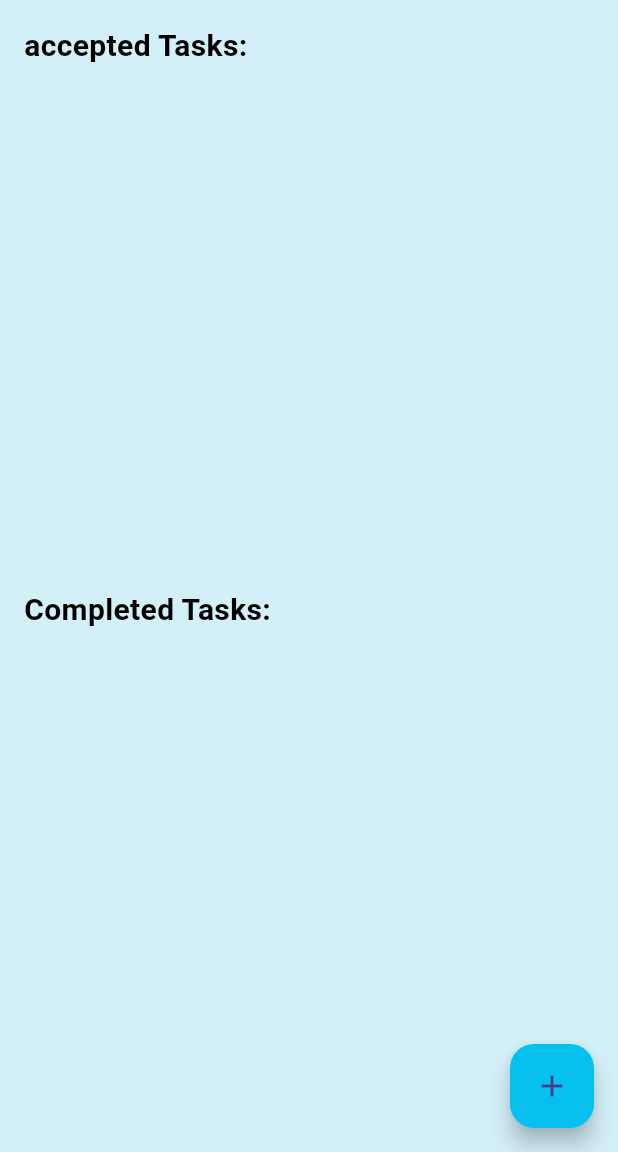
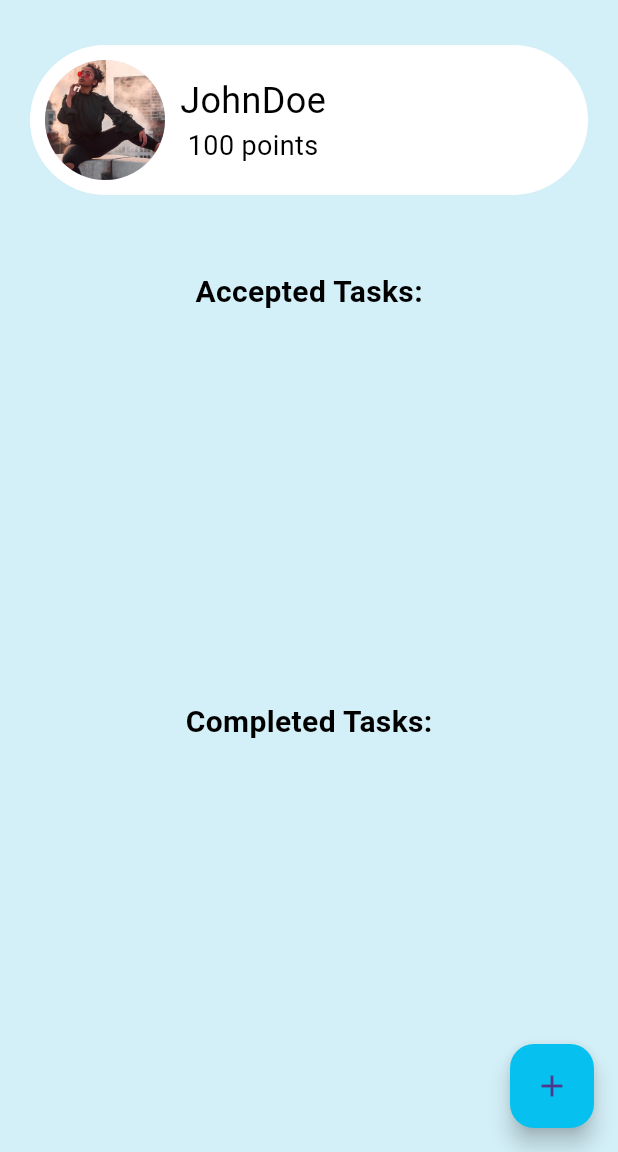
Before and after one commit to Hafsa993/HouseholdKnowledgeBase, a Flutter app: the MyTasksScreen screen opened directly, on a phone screen of 412 x 824 dp, the part 84-1236 px from its top. Run offline on Flutter 3.47's test engine with Material 3 defaults, Android fonts, the phone set to English and light mode, and no system bars; our stand-ins replace fl_chart, flutter_animate, flutter_calendar_carousel, image_picker.

Commit message:
small changes

```diff
--- a/household_knwoledge_app/lib/main.dart
+++ b/household_knwoledge_app/lib/main.dart
@@ -2,7 +2,6 @@ import 'package:flutter/material.dart';
 import 'package:household_knwoledge_app/models/user_provider.dart';
 import 'package:provider/provider.dart';
 import 'models/task_provider.dart';
-import 'models/task_descriptions_model.dart';
 import 'models/task_descriptions_provider.dart';
 import 'screens/home_screen.dart';
 //hi
@@ -29,7 +28,9 @@ class HouseholdApp extends StatelessWidget {
     return MaterialApp(
       title: 'Household App',
       theme: ThemeData(
+        scaffoldBackgroundColor: Colors.white,
         primarySwatch: Colors.blue,
+
       ),
       home: HomeScreen(),
     );
--- a/household_knwoledge_app/lib/models/user_model.dart
+++ b/household_knwoledge_app/lib/models/user_model.dart
@@ -4,6 +4,7 @@ class User {
   String role; // e.g., 'child', 'parent'
   List<String> preferences;
   Map<String, int> contributions;
+  String profilepath;
 
   User({
     required this.username,
@@ -11,6 +12,7 @@ class User {
     this.role = 'Member',
     this.preferences = const [],
     this.contributions = const {},
+    this.profilepath = 'lib/assets/f.jpeg',
   });
 
   void addPoints(int pointsToAdd) {
--- a/household_knwoledge_app/lib/models/user_provider.dart
+++ b/household_knwoledge_app/lib/models/user_provider.dart
@@ -12,12 +12,13 @@ class UserProvider with ChangeNotifier {
       role: 'child',
       preferences: ['Cleaning', 'Cooking'],
       contributions: {'Cleaning': 50, 'Laundry': 30, 'Cooking': 20},
+      profilepath: "lib/assets/f.jpeg",
     ),
-    User(username: 'Alex', points: 75),
-    User(username: 'Max', points: 125),
+    User(username: 'Sarah', points: 122, profilepath: "lib/assets/f.jpeg",),
+    User(username: 'Max', points: 125, profilepath: "lib/assets/f.jpeg",),
     User(username: 'Anna', points: 90),
     User(username: 'Marie', points: 100),
-    User(username: 'Sarah', points: 122),
+    User(username: 'Alex', points: 75),
   ];
 
   // Getter to access currUsers
--- a/household_knwoledge_app/lib/screens/my_tasks_screen.dart
+++ b/household_knwoledge_app/lib/screens/my_tasks_screen.dart
@@ -8,6 +8,7 @@ import '../models/task_model.dart';
 import '../models/task_provider.dart';
 import '../models/user_model.dart';
 import '../widgets/menu_drawer.dart';
+import '../screens/profile_screen.dart';
 
 class MyTasksScreen extends StatelessWidget {
 
@@ -17,7 +18,7 @@ class MyTasksScreen extends StatelessWidget {
   Widget build(BuildContext context) {
     final userProvider = Provider.of<UserProvider>(context);
 
-    User currentUser = userProvider.currUsers[0];
+    User currentUser = userProvider.getCurrUser();
     TaskProvider taskProvider = Provider.of<TaskProvider>(context);
 
     // Separate tasks into pending and completed
@@ -32,13 +33,65 @@ class MyTasksScreen extends StatelessWidget {
       ),
       drawer:  MenuDrawer(),
       body: Padding(
-        padding:  EdgeInsets.all(16.0),
+        padding:  EdgeInsets.symmetric(vertical: 30.0, horizontal: 20),
         child: Column(
-          crossAxisAlignment: CrossAxisAlignment.start,
           children: [
             // Tasks To-Do Section
-             Text(
-              "accepted Tasks:",
+            Container(
+              decoration: BoxDecoration(
+                borderRadius: BorderRadius.all(Radius.circular(50)),
+                color: const Color.fromARGB(255, 255, 255, 255),
+                      /*
+                      gradient: LinearGradient(
+                        begin: Alignment.bottomCenter,
+                        end: Alignment.topCenter,
+                        colors: [Colors.blue, Colors.white],
+                      ),
+                      */
+                    ),
+              height: 100,
+              child: Stack(
+                    children: [
+                      Positioned(
+                        top:10,
+                        left: 10,
+                        child: Row(
+                          mainAxisAlignment: MainAxisAlignment.center,
+                          crossAxisAlignment: CrossAxisAlignment.start,
+                          children: [
+                            GestureDetector(
+                              onTap: () {
+                                Navigator.pushReplacement(context, MaterialPageRoute(builder: (_) => ProfileScreen()));
+                              },
+                              child: CircleAvatar(
+                                radius: 40,
+                                backgroundImage: AssetImage("lib/assets/f.jpeg"),
+                              ),
+                            ),
+                            SizedBox(width: 10,),
+
+                            Column(
+                              children: [
+                                SizedBox(height: 10,),
+                                GestureDetector(
+                                  onTap: () {
+                                    Navigator.pushReplacement(context, MaterialPageRoute(builder: (_) => ProfileScreen()));
+                                  },
+                                  child: Text(currentUser.username, style: TextStyle(color: Colors.black, fontSize: 24))
+                                ),
+                                //SizedBox(height: 5,),
+                                Text('${currentUser.points} points', style: TextStyle(color: Colors.black, fontSize: 18)),
+                              ],
+                            ),
+                          ],
+                        ),
+                      )
+                    ],
+                  ),
+            ),
+            SizedBox(height: 50,),
+            Text(
+              "Accepted Tasks:",
               style: TextStyle(fontSize: 20, fontWeight: FontWeight.bold, color: Colors.black),
             ),
             SizedBox(height: 8),
--- a/household_knwoledge_app/lib/screens/todo_list_screen.dart
+++ b/household_knwoledge_app/lib/screens/todo_list_screen.dart
@@ -15,7 +15,6 @@ class ToDoListScreen extends StatelessWidget {
     List<Task> toDoList = taskProvider.toDoList.where((task) => !task.isCompleted).toList();
 
     return Scaffold(
-      backgroundColor: Color.fromARGB(255, 211, 239, 247),
       appBar: AppBar(backgroundColor: Color.fromARGB(255, 6, 193, 240),
         title: const Text('House ToDos'),
       ),
--- a/household_knwoledge_app/lib/widgets/todo_creation.dart
+++ b/household_knwoledge_app/lib/widgets/todo_creation.dart
@@ -272,7 +272,7 @@ print('Task Created: ${newTask.title}, Assigned To: ${newTask.assignedTo}'); //
                   ...sortedUsers.map((User user) {
                     return DropdownMenuItem<String>(
                       value: user.username,
-                      child: Row(
+                      child: Wrap(
                         children: [
                           CircleAvatar(
                             backgroundColor: _getUserColor(user),
@@ -281,7 +281,7 @@ print('Task Created: ${newTask.title}, Assigned To: ${newTask.assignedTo}'); //
                           SizedBox(width: 8),
                           Text(user.username),
                           SizedBox(width: 1),
-                          Text(isPreferred(user)?" prefers this category":'',style: TextStyle(color: Color.fromRGBO(52, 240, 15, 1),fontStyle: FontStyle.italic, fontSize: 18 )),
+                          Text(isPreferred(user)?" prefers this category":'',style: TextStyle(color: Colors.green,fontStyle: FontStyle.italic, fontSize: 16 )),
                         ],
                       ),
                     );
```
Also changed, not shown: household_knwoledge_app/lib/screens/home_screen.dart (+17 -9 lines), household_knwoledge_app/lib/screens/task_description_screen.dart (+32 -11 lines).
